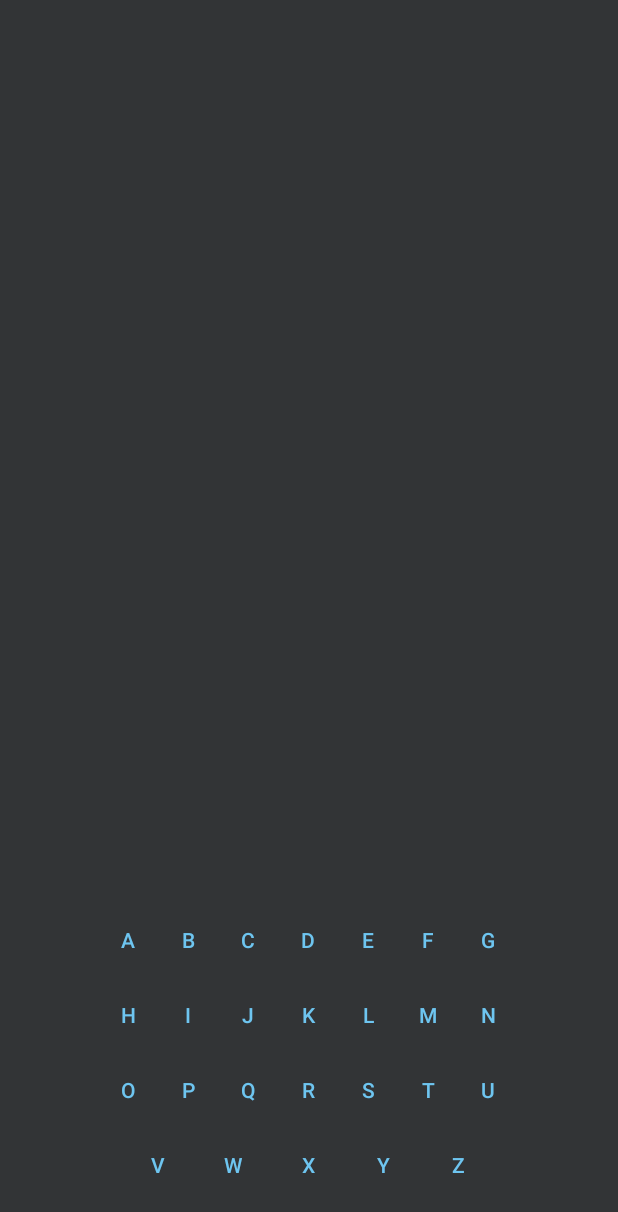
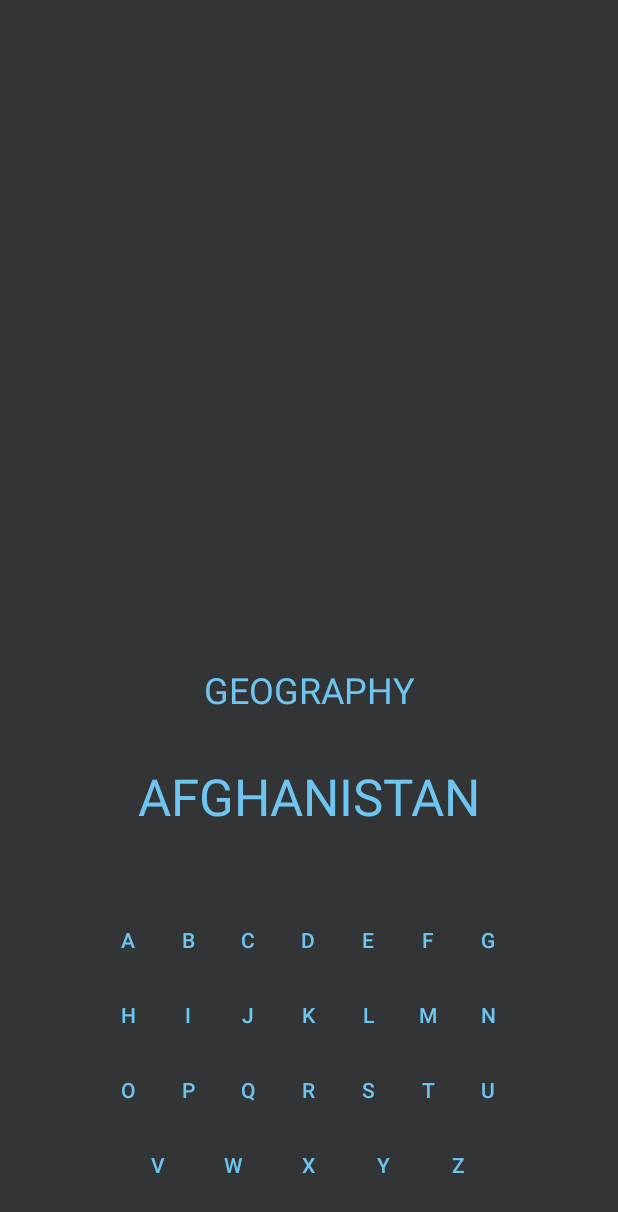
Before and after one commit to matt-chap/Hangman, an Android app: the HangmanPlay screen opened directly, with no data from a screen before it, on a phone screen of 412 x 824 dp. Before the commit the part shown is almost empty. Shown: the top 1212 px of the screen. Run offline under Robolectric (Android 15) with nearby library versions, the phone set to English and light mode, and no system bars; our stand-ins replace AdMob.

Commit message:
Output word and Category to screen

```diff
--- a/app/src/main/java/com/example/hangman/ColumnCategory.java
+++ b/app/src/main/java/com/example/hangman/ColumnCategory.java
@@ -1,4 +1,7 @@
 package com.example.hangman;
+
+import java.util.HashMap;
+import java.util.Map;
 
 public enum ColumnCategory {
     UNKNOWN(0),
@@ -7,19 +10,30 @@ public enum ColumnCategory {
     MUSIC(3),
     ANIMALS(4);
 
-    private final int code;
+    private final int codeIndex;
 
     private ColumnCategory(int code) {
-        this.code = code;
+        this.codeIndex = code;
     }
 
     public int toInt() {
-        return code;
+        return codeIndex;
     }
 
     public String toString() {
         //only override toString, if the returned value has a meaning for the
         //human viewing this value
-        return String.valueOf(code);
+        return String.valueOf(codeIndex);
+    }
+
+    //private int legIndex;
+
+    //private LegNo(int legIndex) { this.legIndex = legIndex; }
+
+    public static ColumnCategory getLeg(int legIndex) {
+        for (ColumnCategory l : ColumnCategory.values()) {
+            if (l.codeIndex == legIndex) return l;
+        }
+        throw new IllegalArgumentException("Leg not found. Amputated?");
     }
 }
--- a/app/src/main/java/com/example/hangman/HangmanPlay.java
+++ b/app/src/main/java/com/example/hangman/HangmanPlay.java
@@ -17,8 +17,6 @@ public class HangmanPlay extends AppCompatActivity implements View.OnClickListen
     protected void onCreate(Bundle savedInstanceState) {
         super.onCreate(savedInstanceState);
         setContentView(R.layout.activity_hangman_play);
-
-        txt = findViewById(R.id.textView2);
 
         Button buttonA = findViewById(R.id.buttonA);
         buttonA.setOnClickListener(this);
@@ -98,10 +96,19 @@ public class HangmanPlay extends AppCompatActivity implements View.OnClickListen
         Button buttonZ = findViewById(R.id.buttonZ);
         buttonZ.setOnClickListener(this);
 
+        //TODO: simply return single item here so that I can remove get(0)
         HangmanDBHelper db = new HangmanDBHelper(HangmanPlay.this);
         List<HangmanWordModel> word = db.getUnplayedWord();
 
-        Toast.makeText(HangmanPlay.this, "New Word: " + word.toString(), Toast.LENGTH_SHORT).show();
+        HangmanWordModel currentWord = word.get(0);
+
+        //TODO: probably need to fix and make this into its own method for play again ability
+        final TextView txtCategory = (TextView) findViewById(R.id.text_category);
+        ColumnCategory cat = ColumnCategory.getLeg(currentWord.getCategory());
+        txtCategory.setText(cat.name());
+
+        final TextView txtWord = (TextView) findViewById(R.id.text_word);
+        txtWord.setText(currentWord.getWord());
     }
 
     //TODO: want to pass a the letter to this function so I do not have to write a function for every letter
--- a/app/src/main/res/layout/activity_hangman_play.xml
+++ b/app/src/main/res/layout/activity_hangman_play.xml
@@ -289,16 +289,28 @@
         ads:adSize="BANNER" />
 
     <TextView
-        android:id="@+id/textView2"
+        android:id="@+id/text_word"
         android:layout_width="wrap_content"
         android:layout_height="wrap_content"
         android:layout_marginBottom="48dp"
-        android:text=""
-        android:textColor="#6ec5f0"
+        android:text="TextView"
         android:textSize="34sp"
         app:layout_constraintBottom_toTopOf="@+id/linearLayout"
         app:layout_constraintEnd_toEndOf="parent"
-        app:layout_constraintHorizontal_bias="0.498"
-        app:layout_constraintStart_toStartOf="parent" />
+        app:layout_constraintStart_toStartOf="parent"
+        android:textColor="#6ec5f0"
+        />
+
+    <TextView
+        android:id="@+id/text_category"
+        android:layout_width="wrap_content"
+        android:layout_height="wrap_content"
+        android:layout_marginBottom="32dp"
+        android:text="TextView"
+        android:textSize="24sp"
+        app:layout_constraintBottom_toTopOf="@+id/text_word"
+        app:layout_constraintEnd_toEndOf="parent"
+        app:layout_constraintStart_toStartOf="parent"
+        android:textColor="#6ec5f0" />
 
 </androidx.constraintlayout.widget.ConstraintLayout>
```
